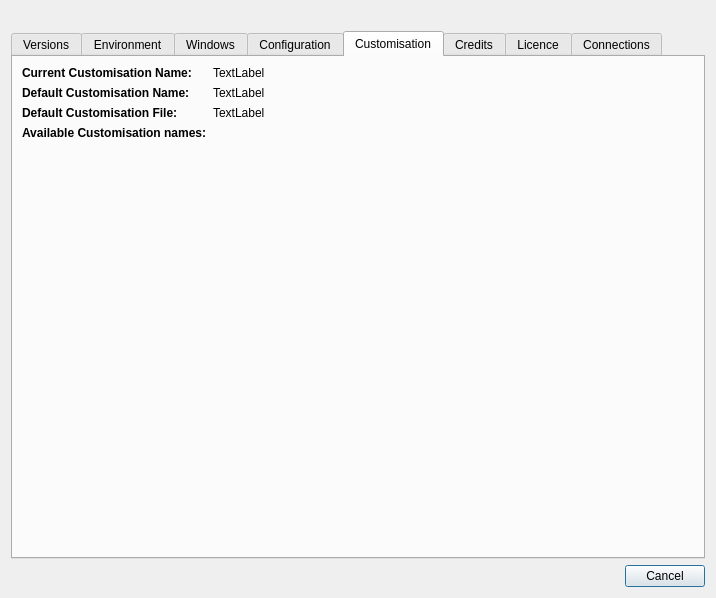
The window that applications/QEGuiApp/src/aboutDialog.ui (andrewrhyder/epicsqt) describes before a commit, drawn with Qt 5.
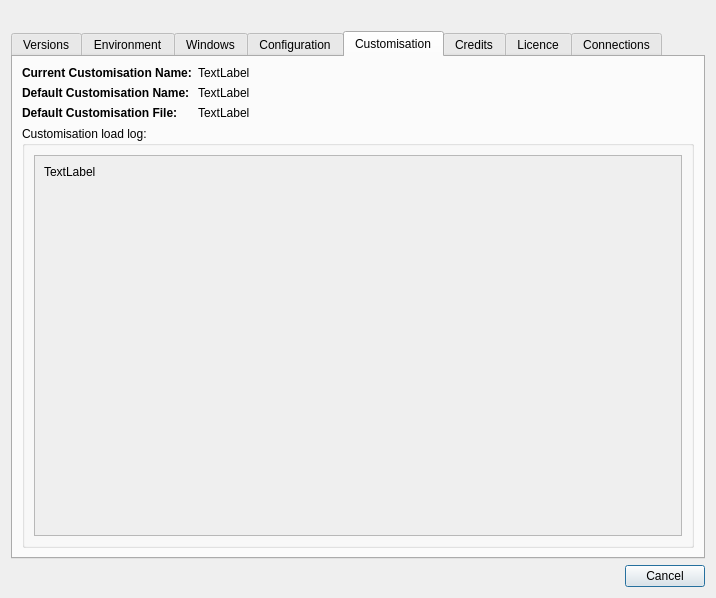
The same window after the commit. The open tabs and pages were chosen to show the change. Icons and pictures are not drawn.

Commit message: Add log of customisation load to 'help->about'

The edit to the form file:
```diff
--- a/applications/QEGuiApp/src/aboutDialog.ui
+++ b/applications/QEGuiApp/src/aboutDialog.ui
@@ -353,7 +353,16 @@
       <attribute name="title">
        <string>Customisation</string>
       </attribute>
-      <layout class="QGridLayout" name="gridLayout_3" columnstretch="0,1">
+      <layout class="QGridLayout" name="gridLayout_3" columnstretch="0,0">
+       <item row="3" column="0">
+        <layout class="QGridLayout" name="gridLayout_6" columnstretch="0,1">
+         <item row="0" column="1">
+          <widget class="QLabel" name="currentCustomisationLabel">
+           <property name="text">
+            <string>TextLabel</string>
+           </property>
+          </widget>
+         </item>
        <item row="0" column="0">
         <widget class="QLabel" name="label_10">
          <property name="font">
@@ -367,14 +376,86 @@
          </property>
         </widget>
        </item>
-       <item row="0" column="1">
-        <widget class="QLabel" name="currentCustomisationLabel">
+         <item row="1" column="0">
+          <widget class="QLabel" name="label_11">
+           <property name="font">
+            <font>
+             <weight>75</weight>
+             <bold>true</bold>
+            </font>
+           </property>
          <property name="text">
+            <string>Default Customisation Name:</string>
+           </property>
+          </widget>
+         </item>
+         <item row="1" column="1">
+          <widget class="QLabel" name="defaultWindowCustomisationNameLabel">
+           <property name="text">
           <string>TextLabel</string>
          </property>
         </widget>
+         </item>
+         <item row="2" column="0">
+          <widget class="QLabel" name="label_12">
+           <property name="font">
+            <font>
+             <weight>75</weight>
+             <bold>true</bold>
+            </font>
+           </property>
+           <property name="text">
+            <string>Default Customisation File:</string>
+           </property>
+          </widget>
+         </item>
+         <item row="2" column="1">
+          <widget class="QLabel" name="defaultWindowCustomisationFileLabel">
+           <property name="text">
+            <string>TextLabel</string>
+           </property>
+          </widget>
+         </item>
+        </layout>
        </item>
        <item row="4" column="0">
+        <widget class="QGroupBox" name="groupBox">
+         <property name="title">
+          <string>Customisation load log:</string>
+         </property>
+         <layout class="QVBoxLayout" name="verticalLayout_5">
+          <item>
+           <widget class="QScrollArea" name="scrollArea">
+            <property name="widgetResizable">
+             <bool>true</bool>
+            </property>
+            <widget class="QWidget" name="scrollAreaWidgetContents">
+             <property name="geometry">
+              <rect>
+               <x>0</x>
+               <y>0</y>
+               <width>648</width>
+               <height>331</height>
+              </rect>
+             </property>
+             <layout class="QVBoxLayout" name="verticalLayout_6">
+              <item>
+               <widget class="QLabel" name="windowCustomisationLoadLogLabel">
+                <property name="text">
+                 <string>TextLabel</string>
+                </property>
+                <property name="alignment">
+                 <set>Qt::AlignLeading|Qt::AlignLeft|Qt::AlignTop</set>
+                </property>
+                <property name="wordWrap">
+                 <bool>true</bool>
+                </property>
+                <property name="textInteractionFlags">
+                 <set>Qt::LinksAccessibleByMouse|Qt::TextSelectableByKeyboard|Qt::TextSelectableByMouse</set>
+                </property>
+               </widget>
+              </item>
+              <item>
         <spacer name="verticalSpacer_3">
          <property name="orientation">
           <enum>Qt::Vertical</enum>
@@ -387,57 +468,11 @@
          </property>
         </spacer>
        </item>
-       <item row="1" column="0">
-        <widget class="QLabel" name="label_11">
-         <property name="font">
-          <font>
-           <weight>75</weight>
-           <bold>true</bold>
-          </font>
-         </property>
-         <property name="text">
-          <string>Default Customisation Name:</string>
-         </property>
-        </widget>
-       </item>
-       <item row="2" column="0">
-        <widget class="QLabel" name="label_12">
-         <property name="font">
-          <font>
-           <weight>75</weight>
-           <bold>true</bold>
-          </font>
-         </property>
-         <property name="text">
-          <string>Default Customisation File:</string>
-         </property>
-        </widget>
-       </item>
-       <item row="1" column="1">
-        <widget class="QLabel" name="defaultWindowCustomisationNameLabel">
-         <property name="text">
-          <string>TextLabel</string>
-         </property>
-        </widget>
-       </item>
-       <item row="2" column="1">
-        <widget class="QLabel" name="defaultWindowCustomisationFileLabel">
-         <property name="text">
-          <string>TextLabel</string>
-         </property>
-        </widget>
-       </item>
-       <item row="3" column="0">
-        <widget class="QLabel" name="label_15">
-         <property name="font">
-          <font>
-           <weight>75</weight>
-           <bold>true</bold>
-          </font>
-         </property>
-         <property name="text">
-          <string>Available Customisation names:</string>
-         </property>
+             </layout>
+            </widget>
+           </widget>
+          </item>
+         </layout>
         </widget>
        </item>
       </layout>
```
Left out of the diff: 32 changed lines with no effect on the pictures. Lines whose indentation alone changed are shown as unchanged. The commit also changes 7 other files.
